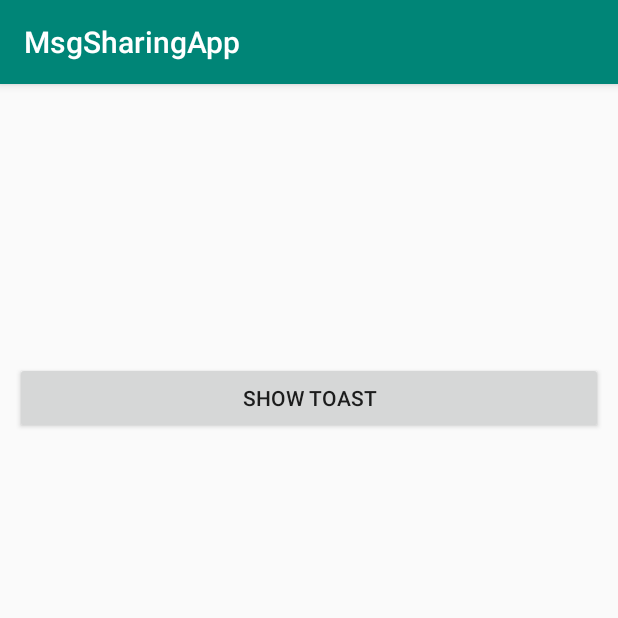
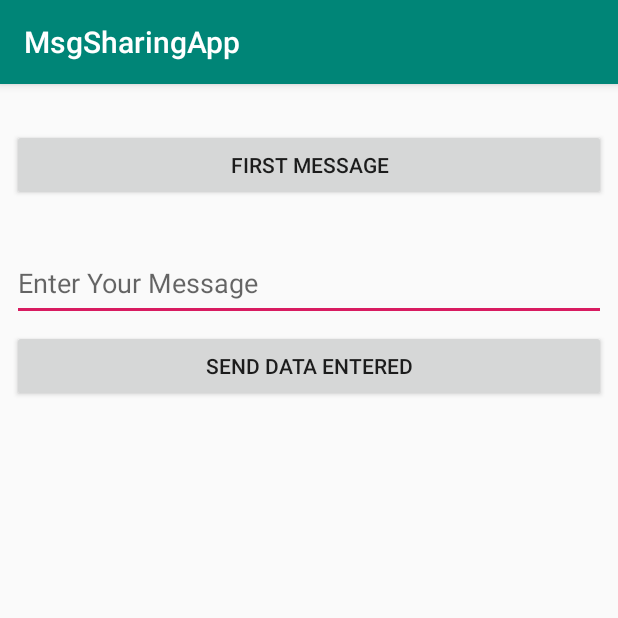
Before and after one commit to spincycle01/1st-Native-Android-App, an Android app: the screen it shows after launch (MainActivity), on a phone screen of 412 x 824 dp, the top half of it. Run offline under Robolectric (Android 15) with nearby library versions, the phone set to English and light mode, and no system bars.

Commit message:
added 2nd button, 2 activities

```diff
--- a/app/build.gradle
+++ b/app/build.gradle
@@ -24,7 +24,7 @@ android {
 
 dependencies {
     implementation fileTree(dir: 'libs', include: ['*.jar'])
-    implementation"org.jetbrains.kotlin:kotlin-stdlib-jdk7:$kotlin_version"
+    implementation "org.jetbrains.kotlin:kotlin-stdlib-jdk7:$kotlin_version"
     implementation 'com.android.support:appcompat-v7:28.0.0'
     implementation 'com.android.support.constraint:constraint-layout:1.1.3'
     testImplementation 'junit:junit:4.12'
--- a/app/src/main/res/layout/activity_main.xml
+++ b/app/src/main/res/layout/activity_main.xml
@@ -5,18 +5,38 @@
         xmlns:app="http://schemas.android.com/apk/res-auto"
         android:layout_width="match_parent"
         android:layout_height="match_parent"
-        tools:context=".MainActivity">
+        tools:context=".MainActivity" tools:layout_editor_absoluteY="81dp">
 
 
     <Button
             android:id="@+id/btnShowToast"
-            android:text="Show Toast"
+            android:text="@string/show_toast"
             android:layout_width="match_parent"
             android:padding="10dp"
-            android:layout_margin="10dp"
+            android:layout_height="wrap_content"
+            android:layout_marginTop="30dp"
+            app:layout_constraintTop_toTopOf="parent" app:layout_constraintEnd_toEndOf="parent"
+            android:layout_marginEnd="8dp" app:layout_constraintStart_toStartOf="parent"
+            android:layout_marginStart="8dp" app:layout_constraintHorizontal_bias="0.0"/>
+    <EditText
+            android:id="@+id/etUserMessage"
+            android:hint="@string/enter_your_message"
+            android:layout_width="match_parent"
+            android:textColor="@color/colorPrimary"
+            android:layout_height="50dp"
+            android:inputType="textPersonName"
+            android:ems="10"
+            app:layout_constraintEnd_toEndOf="parent"
+            android:layout_marginEnd="8dp" app:layout_constraintStart_toStartOf="parent"
+            android:layout_marginStart="8dp" android:layout_marginTop="30dp"
+            app:layout_constraintTop_toBottomOf="@+id/btnShowToast" app:layout_constraintHorizontal_bias="0.0"/>
+    <Button
+            android:id="@+id/btnSendMsgToSecondActivity"
+            android:text="@string/send_to_second_activity"
+            android:layout_width="match_parent"
             android:layout_height="wrap_content"
             app:layout_constraintStart_toStartOf="parent"
-            app:layout_constraintHorizontal_bias="0.5" app:layout_constraintEnd_toEndOf="parent"
-            app:layout_constraintTop_toTopOf="parent" app:layout_constraintBottom_toBottomOf="parent"
-            app:layout_constraintVertical_bias="0.25"/>
+            android:layout_marginStart="8dp" app:layout_constraintEnd_toEndOf="parent" android:layout_marginEnd="8dp"
+            android:layout_marginTop="6dp" app:layout_constraintTop_toBottomOf="@+id/etUserMessage"
+            app:layout_constraintHorizontal_bias="0.0"/>
 </android.support.constraint.ConstraintLayout>
--- a/app/src/main/res/values/strings.xml
+++ b/app/src/main/res/values/strings.xml
@@ -1,3 +1,6 @@
 <resources>
     <string name="app_name">MsgSharingApp</string>
+    <string name="show_toast">First Message</string>
+    <string name="enter_your_message">Enter Your Message</string>
+    <string name="send_to_second_activity">Send Data Entered</string>
 </resources>
```
Also changed, not shown: app/src/main/AndroidManifest.xml (+9 -0 lines), app/src/main/java/com/example/adamhome/msgsharingapp/MainActivity.kt (+21 -2 lines), app/src/main/java/com/example/adamhome/msgsharingapp/SecondActivity.kt (added, +12 -0 lines), app/src/main/java/com/example/adamhome/msgsharingapp/ThirdActivity.kt (added, +12 -0 lines), app/src/main/res/layout/activity_second.xml (added, +11 -0 lines), app/src/main/res/layout/activity_third.xml (added, +10 -0 lines).
